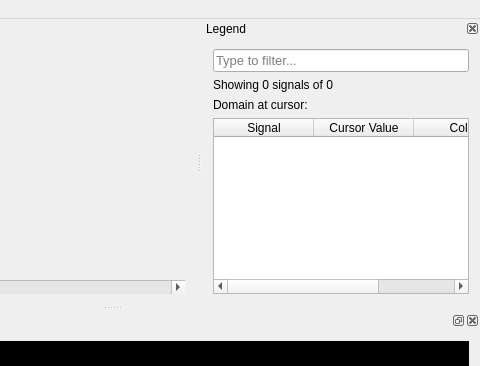
Old version of the form Anvedi/anvedi.ui in the repository ilpropheta/anvedi; both pictures show x 256 to 736 and y 0 to 366 of the 736 by 566 pixel window.
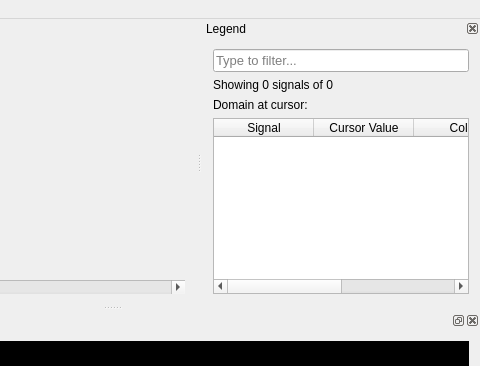
New version of the form. Custom widgets are drawn as their Qt base class.

Commit message: remove from GUI

```diff
--- a/Anvedi/anvedi.ui
+++ b/Anvedi/anvedi.ui
@@ -300,6 +300,11 @@
            <string>Color</string>
           </property>
          </column>
+         <column>
+          <property name="text">
+           <string>X</string>
+          </property>
+         </column>
         </widget>
        </item>
       </layout>
```
The commit also changes 3 other files.
